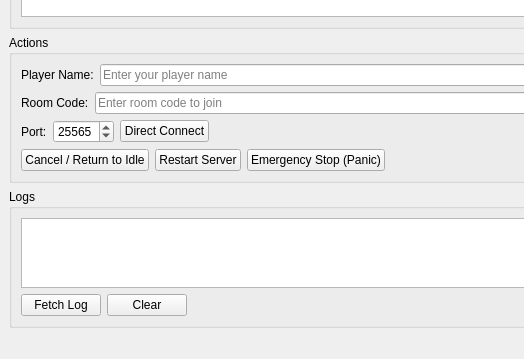
AndreaFrederica/LunaLauncher, file launcher/ui/pages/global/TerracottaOnlinePanel.ui: the form before one commit; both pictures show x 0 to 524 and y 257 to 616 of the 800 by 616 pixel window.
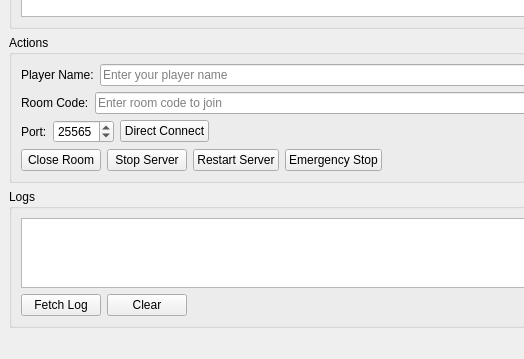
The form after the commit.

Commit message:
Add Terracotta Online feature with UI enhancements and SVG icons
- Introduced new SVG icons for Terracotta Online and related functionalities.
- Implemented the Terracotta Online panel with state management and player list monitoring.
- Added functionality to start and stop the Terracotta server from the UI.
- Enhanced settings management for polling interval and maximum log lines.
- Updated UI components to reflect new features and improved user experience.
- Integrated player name saving and loading functionality.
- Added exception handling for better user feedback during server issues.

The edit to the form file:
```diff
--- a/launcher/ui/pages/global/TerracottaOnlinePanel.ui
+++ b/launcher/ui/pages/global/TerracottaOnlinePanel.ui
@@ -249,7 +249,20 @@
          <item>
           <widget class="QPushButton" name="pushButton_cancel">
            <property name="text">
-            <string>Cancel / Return to Idle</string>
+            <string>Close Room</string>
+           </property>
+           <property name="toolTip">
+            <string>Stop hosting and return to idle (keeps server running)</string>
+           </property>
+          </widget>
+         </item>
+         <item>
+          <widget class="QPushButton" name="pushButton_stop_server">
+           <property name="text">
+            <string>Stop Server</string>
+           </property>
+           <property name="toolTip">
+            <string>Gracefully stop the Terracotta server</string>
            </property>
           </widget>
          </item>
@@ -263,7 +276,10 @@
          <item>
           <widget class="QPushButton" name="pushButton_panic">
            <property name="text">
-            <string>Emergency Stop (Panic)</string>
+            <string>Emergency Stop</string>
+           </property>
+           <property name="toolTip">
+            <string>Forcefully stop all connections (use only if needed)</string>
            </property>
           </widget>
          </item>
```
Left out of the diff: 4 changed lines with no effect on the pictures. The commit also changes 42 other files.
